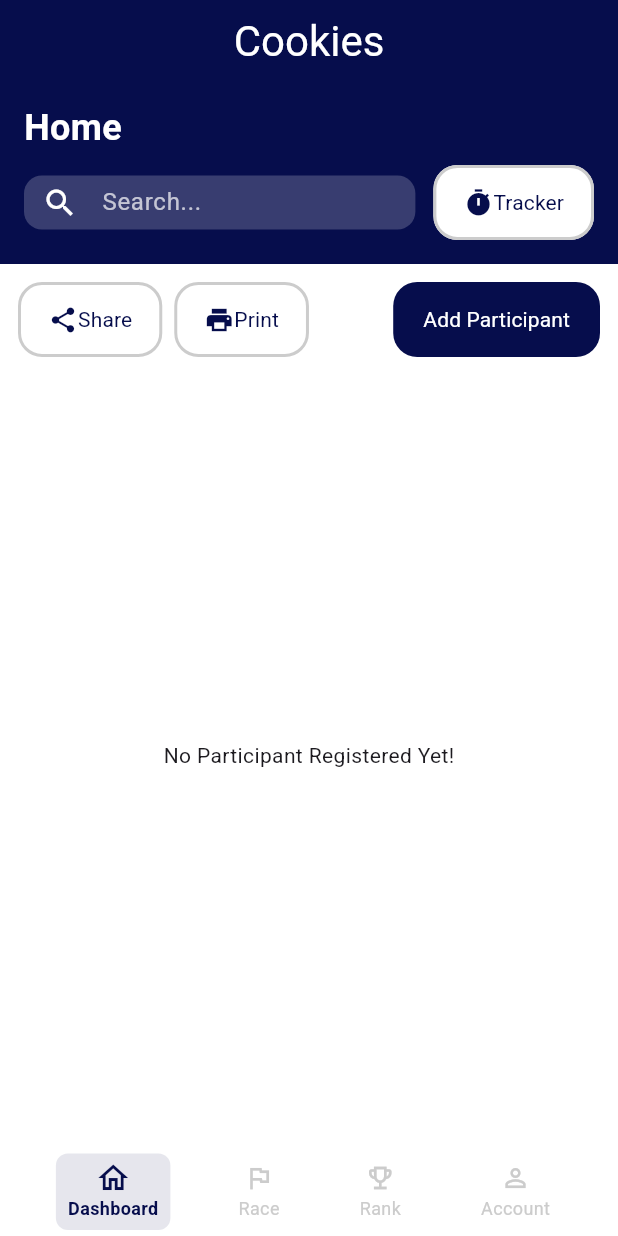
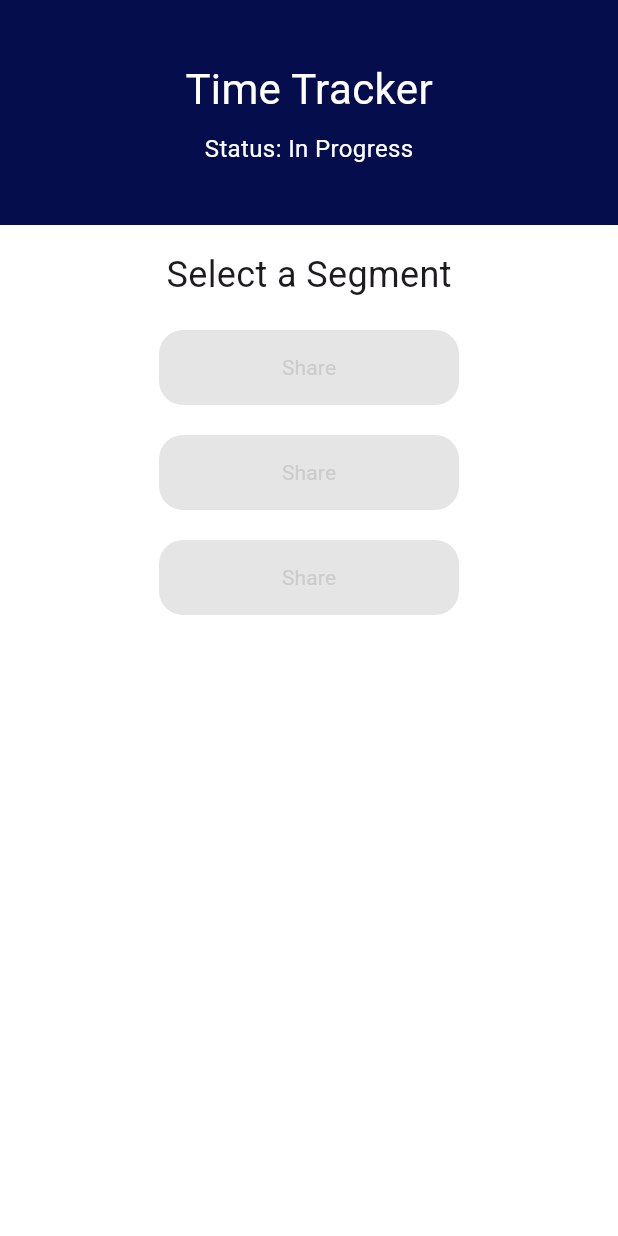
Before and after one commit to L-pixela/flutter-race-tracker-app, a Flutter app: the screen it shows after launch, on a phone screen of 412 x 824 dp. Run offline on Flutter 3.47's test engine with Material 3 defaults, Android fonts, the phone set to English and light mode, and no system bars; our stand-ins replace cloud_firestore, firebase_core; accounts and stored records are empty.

Commit message:
time tracker (segment_screen)

```diff
--- a/lib/main.dart
+++ b/lib/main.dart
@@ -6,6 +6,7 @@ import 'package:race_tracker_project/data/repository/participant_repository.dart
 import 'package:race_tracker_project/firebase_options.dart';
 import 'package:race_tracker_project/screens/manager_screen/dashboard_screen.dart';
 import 'package:race_tracker_project/screens/provider/participant_provider.dart';
+import 'package:race_tracker_project/screens/time_tracker_screen/segment_selection_screen.dart';
 import 'package:race_tracker_project/theme/theme.dart';
 
 void main() async {
@@ -35,16 +36,7 @@ class MyApp extends StatelessWidget {
     return MaterialApp(
       debugShowCheckedModeBanner: false,
       theme: raceAppTheme,
-      home: Scaffold(
-          appBar: AppBar(
-            backgroundColor: RaceColors.primary,
-            title: Text(
-              "Cookies",
-              style: RaceTextStyles.darkHeading,
-            ),
-            centerTitle: true,
-          ),
-          body: DashboardScreen()),
+      home: Scaffold(body: SegmentSelectionScreen()),
 
       // RegisterForm(selectedGender: '',)
 
--- a/lib/screens/manager_screen/dashboard_screen.dart
+++ b/lib/screens/manager_screen/dashboard_screen.dart
@@ -9,6 +9,7 @@ import 'package:race_tracker_project/screens/manager_screen/dialogs/participant_
 import 'package:race_tracker_project/screens/manager_screen/widgets/participant_tile.dart';
 import 'package:race_tracker_project/screens/provider/async_value.dart';
 import 'package:race_tracker_project/screens/provider/participant_provider.dart';
+import 'package:race_tracker_project/screens/time_tracker_screen/segment_selection_screen.dart';
 import 'package:race_tracker_project/theme/theme.dart';
 import 'package:race_tracker_project/widgets/app_button.dart';
 import 'package:race_tracker_project/widgets/navigation_bar.dart';
@@ -149,7 +150,12 @@ class _DashboardScreenState extends State<DashboardScreen> {
                       const SizedBox(width: 12),
                       Button(
                         onPressed: () {
-                          // Export Data logic
+                          Navigator.push(
+                            context,
+                            MaterialPageRoute(
+                              builder: (context) => SegmentSelectionScreen(),
+                            ),
+                          );
                         },
                         type: ButtonType.secondary,
                         text: 'Tracker',
--- /dev/null
+++ b/lib/screens/time_tracker_screen/segment_selection_screen.dart
@@ -0,0 +1,79 @@
+import 'package:flutter/material.dart';
+import 'package:race_tracker_project/theme/theme.dart';
+import 'package:race_tracker_project/widgets/app_button.dart';
+
+class SegmentSelectionScreen extends StatelessWidget {
+  const SegmentSelectionScreen({super.key});
+
+  @override
+  Widget build(BuildContext context) {
+    return Scaffold(
+      appBar: PreferredSize(
+        preferredSize: const Size.fromHeight(150),
+        child: AppBar(
+          automaticallyImplyLeading: true,
+          backgroundColor: RaceColors.primary,
+          iconTheme: IconThemeData(color: RaceColors.white),
+          flexibleSpace: SafeArea(
+            child: Center(
+              child: Column(
+                mainAxisAlignment: MainAxisAlignment.center,
+                children: [
+                  Text(
+                    'Time Tracker',
+                    style: RaceTextStyles.heading
+                        .copyWith(color: RaceColors.white),
+                  ),
+                  SizedBox(height: 8),
+                  Text(
+                    'Status: In Progress',
+                    style: RaceTextStyles.body.copyWith(
+                      color: RaceColors.white,
+                    ),
+                  ),
+                ],
+              ),
+            ),
+          ),
+        ),
+      ),
+      body: Center(
+        child: Padding(
+          padding: EdgeInsets.all(16.0),
+          child: Column(
+            children: [
+              Text(
+                'Select a Segment',
+                style: TextStyle(fontSize: 24),
+              ),
+              SizedBox(height: 20),
+              Button(
+                onPressed: () {},
+                type: ButtonType.disabled,
+                text: 'Share',
+                width: 200,
+                height: 50,
+              ),
+              SizedBox(height: 20),
+              Button(
+                onPressed: () {},
+                type: ButtonType.disabled,
+                text: 'Share',
+                width: 200,
+                height: 50,
+              ),
+              SizedBox(height: 20),
+              Button(
+                onPressed: () {},
+                type: ButtonType.disabled,
+                text: 'Share',
+                width: 200,
+                height: 50,
+              ),
+            ],
+          ),
+        ),
+      ),
+    );
+  }
+}
--- a/lib/widgets/app_button.dart
+++ b/lib/widgets/app_button.dart
@@ -1,7 +1,7 @@
 import 'package:flutter/material.dart';
 import 'package:race_tracker_project/theme/theme.dart';
 
-enum ButtonType { primary, secondary }
+enum ButtonType { primary, secondary, disabled }
 
 class Button extends StatelessWidget {
   final String text;
@@ -23,34 +23,36 @@ class Button extends StatelessWidget {
     this.height,
   });
 
+  bool get isPrimary => type == ButtonType.primary;
+  bool get isSecondary => type == ButtonType.secondary;
+  bool get isDisabled => type == ButtonType.disabled;
+
   @override
   Widget build(BuildContext context) {
-    final isPrimary = type == ButtonType.primary;
+    final Color backgroundColor = isPrimary
+        ? RaceColors.primary
+        : isSecondary
+            ? RaceColors.white
+            : RaceColors.lightGrey.withOpacity(0.5);
 
-    final Color backgroundColor =
-        isPrimary ? RaceColors.primary : RaceColors.white;
-    final Color borderColor =
-        isPrimary ? Colors.transparent : RaceColors.lightGrey;
-    final Color textColor = isPrimary ? RaceColors.white : RaceColors.primary;
-    final Color iconColor = textColor;
+    final Color borderColor = isPrimary
+        ? Colors.transparent
+        : isSecondary
+            ? RaceColors.lightGrey
+            : Colors.transparent;
 
-    final BorderSide border = BorderSide(color: borderColor, width: 2);
+    final Color textColor = isPrimary
+        ? RaceColors.white
+        : isSecondary
+            ? RaceColors.primary
+            : RaceColors.disabled;
 
-    List<Widget> children = [];
-
-    if (icon != null) {
-      children.add(Icon(icon, size: 20, color: iconColor));
-    }
-
-    children.add(
-      Text(
-        text,
-        style: RaceTextStyles.button.copyWith(color: textColor),
-      ),
-    );
+    final BorderSide border =
+        BorderSide(color: borderColor, width: isSecondary ? 2 : 0);
 
     return SizedBox(
       width: fullWidth ? double.infinity : width,
+      height: height,
       child: OutlinedButton(
         style: OutlinedButton.styleFrom(
           backgroundColor: backgroundColor,
@@ -60,11 +62,20 @@ class Button extends StatelessWidget {
           ),
           side: border,
         ),
-        onPressed: onPressed,
+        onPressed: isDisabled ? null : onPressed, // <- DISABLE the button
         child: Row(
           mainAxisAlignment: MainAxisAlignment.center,
           mainAxisSize: MainAxisSize.min,
-          children: children,
+          children: [
+            if (icon != null) ...[
+              Icon(icon, size: 20, color: textColor),
+              const SizedBox(width: 8),
+            ],
+            Text(
+              text,
+              style: RaceTextStyles.button.copyWith(color: textColor),
+            ),
+          ],
         ),
       ),
     );
```
